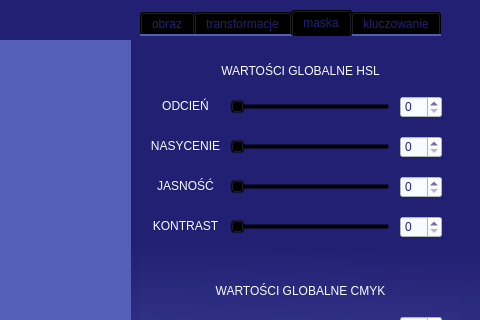
Before: the Qt Designer form ManipulatorZdjecPIPAO/mainwindow.ui in Wiktor-Kobryn/ManipulatorZdjecPIPAO, drawn with Qt 5; both pictures show x 720 to 1200 and y 0 to 320 of the 1200 by 600 pixel window.
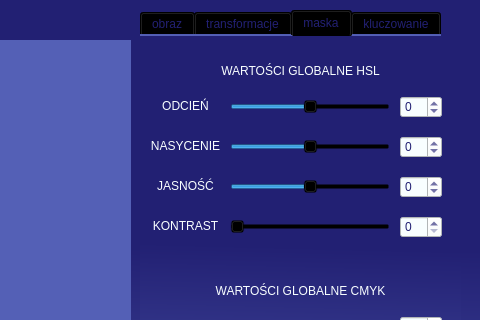
After: the same form once the commit is applied.

Patch:
```diff
--- a/ManipulatorZdjecPIPAO/mainwindow.ui
+++ b/ManipulatorZdjecPIPAO/mainwindow.ui
@@ -340,6 +340,12 @@
        <string notr="true">background-color: rgba(0, 0, 0, 0);
 color: rgb(248, 254, 255);</string>
       </property>
+      <property name="minimum">
+       <number>-100</number>
+      </property>
+      <property name="maximum">
+       <number>100</number>
+      </property>
       <property name="orientation">
        <enum>Qt::Horizontal</enum>
       </property>
@@ -356,6 +362,12 @@
       <property name="styleSheet">
        <string notr="true">background-color: rgb(248, 254, 255);</string>
       </property>
+      <property name="minimum">
+       <number>-100</number>
+      </property>
+      <property name="maximum">
+       <number>100</number>
+      </property>
      </widget>
      <widget class="QSpinBox" name="CbxKontrast">
       <property name="geometry">
@@ -382,6 +394,12 @@
       <property name="styleSheet">
        <string notr="true">background-color: rgb(248, 254, 255);</string>
       </property>
+      <property name="minimum">
+       <number>-180</number>
+      </property>
+      <property name="maximum">
+       <number>180</number>
+      </property>
      </widget>
      <widget class="QSlider" name="SliderKontrast">
       <property name="geometry">
@@ -454,6 +472,12 @@
        <string notr="true">background-color: rgba(0, 0, 0, 0);
 color: rgb(248, 254, 255);</string>
       </property>
+      <property name="minimum">
+       <number>-100</number>
+      </property>
+      <property name="maximum">
+       <number>100</number>
+      </property>
       <property name="orientation">
        <enum>Qt::Horizontal</enum>
       </property>
@@ -470,6 +494,12 @@
       <property name="styleSheet">
        <string notr="true">background-color: rgb(248, 254, 255);</string>
       </property>
+      <property name="minimum">
+       <number>-100</number>
+      </property>
+      <property name="value">
+       <number>0</number>
+      </property>
      </widget>
      <widget class="QLabel" name="label_2">
       <property name="geometry">
@@ -504,6 +534,12 @@
        <string notr="true">background-color: rgba(0, 0, 0, 0);
 color: rgb(248, 254, 255);</string>
       </property>
+      <property name="minimum">
+       <number>-180</number>
+      </property>
+      <property name="maximum">
+       <number>180</number>
+      </property>
       <property name="orientation">
        <enum>Qt::Horizontal</enum>
       </property>
```
